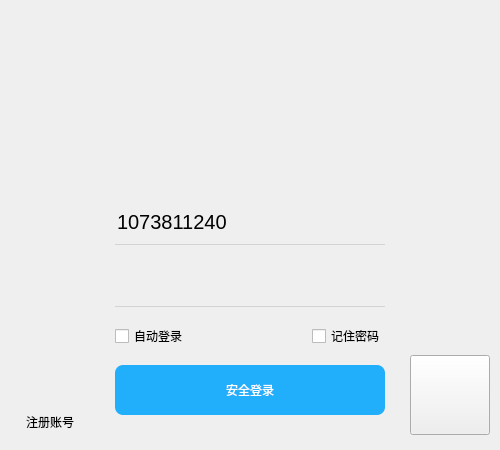
Old version of the form 07-计算器/resource/UI/login.ui in the repository liu1073811240/pyqt5_study.
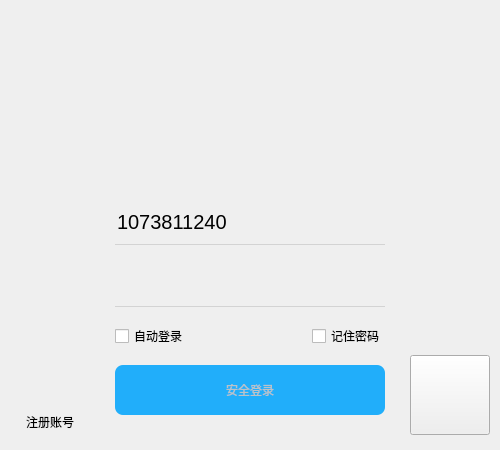
New version of the form. Icons and pictures are not drawn.

```diff
--- a/07-计算器/resource/UI/login.ui
+++ b/07-计算器/resource/UI/login.ui
@@ -273,7 +273,10 @@
           </widget>
          </item>
          <item row="3" column="0" colspan="2">
-          <widget class="QPushButton" name="pushButton_3">
+          <widget class="QPushButton" name="login_btn">
+           <property name="enabled">
+            <bool>false</bool>
+           </property>
            <property name="minimumSize">
             <size>
              <width>0</width>
@@ -299,8 +302,10 @@
 
 }
 
-QPushButton QAbstractItemView:item {
-	color: lightblue;
+QPushButton:disabled {
+	background-color: ;
+	color: rgb(188, 195, 198);
+
 }
 
 
```
Left out of the diff: 92 changed lines with no effect on the pictures.
